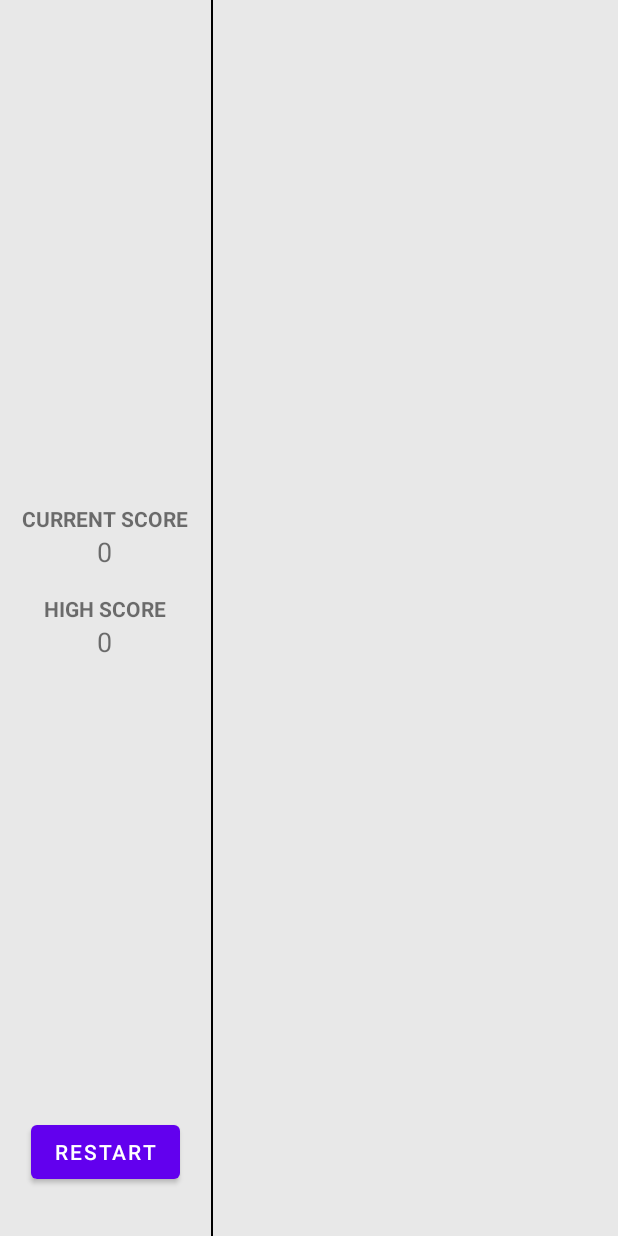
After one commit to JGMax/tetris-android-app, an Android app: the GameActivity screen opened directly, with no data from a screen before it, on a phone screen of 412 x 824 dp. The commit adds this screen. Run offline under Robolectric (Android 15) with nearby library versions, the phone set to English and light mode, and no system bars.

Commit message:
Complete Main Activity, add simple logics in GameActivity

```diff
--- a/app/build.gradle
+++ b/app/build.gradle
@@ -24,8 +24,8 @@ android {
         }
     }
     compileOptions {
-        sourceCompatibility JavaVersion.VERSION_1_8
-        targetCompatibility JavaVersion.VERSION_1_8
+        sourceCompatibility "1.8"
+        targetCompatibility "1.8"
     }
     kotlinOptions {
         jvmTarget = '1.8'
--- a/app/src/main/AndroidManifest.xml
+++ b/app/src/main/AndroidManifest.xml
@@ -9,6 +9,7 @@
         android:roundIcon="@mipmap/ic_launcher_round"
         android:supportsRtl="true"
         android:theme="@style/Theme.Tetris">
+        <activity android:name=".GameActivity"></activity>
         <activity android:name=".MainActivity">
             <intent-filter>
                 <action android:name="android.intent.action.MAIN" />
--- /dev/null
+++ b/app/src/main/java/com/gorteamapps/tetris/GameActivity.kt
@@ -0,0 +1,33 @@
+package com.gorteamapps.tetris
+
+import androidx.appcompat.app.AppCompatActivity
+import android.os.Bundle
+import android.widget.Button
+import android.widget.TextView
+import storage.AppPreferences
+
+class GameActivity : AppCompatActivity() {
+    private var tvHighScore: TextView? = null
+    private var tvCurrentScore: TextView? = null
+    private var appPreferences: AppPreferences? = null
+    override fun onCreate(savedInstanceState: Bundle?) {
+        super.onCreate(savedInstanceState)
+        setContentView(R.layout.activity_game)
+        appPreferences = AppPreferences(this)
+
+        val btnRestart = findViewById<Button>(R.id.btn_restart)
+        tvHighScore = findViewById(R.id.tv_high_score)
+        tvCurrentScore = findViewById(R.id.tv_current_score)
+
+        updateHighScore()
+        updateCurrentScore()
+    }
+
+    private fun updateHighScore() {
+        tvHighScore?.text = "${appPreferences?.getHighScore()}"
+    }
+
+    private fun updateCurrentScore() {
+        tvCurrentScore?.text = "0"
+    }
+}
--- a/app/src/main/java/com/gorteamapps/tetris/MainActivity.kt
+++ b/app/src/main/java/com/gorteamapps/tetris/MainActivity.kt
@@ -1,12 +1,47 @@
 package com.gorteamapps.tetris
 
+import android.annotation.SuppressLint
+import android.content.Intent
 import androidx.appcompat.app.AppCompatActivity
 import android.os.Bundle
+import android.view.View
+import android.widget.Button
+import android.widget.TextView
+import com.google.android.material.snackbar.Snackbar
+import storage.AppPreferences
+import kotlin.system.exitProcess
 
 class MainActivity : AppCompatActivity() {
+    private val tvHighScore : TextView? = null
+
     override fun onCreate(savedInstanceState: Bundle?) {
         super.onCreate(savedInstanceState)
         setContentView(R.layout.activity_main)
         supportActionBar?.hide();
+
+        val btnNewGame : Button = findViewById(R.id.btn_new_game)
+        val btnResetScore : Button = findViewById(R.id.btn_reset_score)
+        val btnExit : Button = findViewById(R.id.btn_exit)
+
+        btnNewGame.setOnClickListener(this::btnNewGameClick)
+        btnResetScore.setOnClickListener(this::btnResetScoreClick)
+        btnExit.setOnClickListener(this::btnExitClick)
+    }
+
+    private fun btnNewGameClick(view : View) {
+        val intent = Intent(this, GameActivity::class.java)
+        startActivity(intent)
+    }
+
+    @SuppressLint("SetTextI18n")
+    private fun btnResetScoreClick(view : View) {
+        val preferences = AppPreferences(this)
+        preferences.clearHighScore()
+        tvHighScore?.text = "HIGH SCORE ${preferences.getHighScore()}"
+        Snackbar.make(view, "Score successfully reset", Snackbar.LENGTH_SHORT).show()
+    }
+
+    private fun btnExitClick(view : View) {
+        exitProcess(0)
     }
 }
--- /dev/null
+++ b/app/src/main/java/storage/AppPreferences.kt
@@ -0,0 +1,21 @@
+package storage
+
+import android.content.Context
+import android.content.SharedPreferences
+
+class AppPreferences(ctx: Context) {
+    private val data: SharedPreferences =
+        ctx.getSharedPreferences("TETRIS_APP_PREFERENCES", Context.MODE_PRIVATE)
+
+    fun saveHighScore(highScore: Int) {
+        data.edit().putInt("HIGH_SCORE", highScore).apply()
+    }
+
+    fun getHighScore() : Int {
+        return data.getInt("HIGH_SCORE", 0)
+    }
+
+    fun clearHighScore() {
+        data.edit().putInt("HIGH_SCORE", 0).apply()
+    }
+}
--- /dev/null
+++ b/app/src/main/res/layout/activity_game.xml
@@ -0,0 +1,72 @@
+<?xml version="1.0" encoding="utf-8"?>
+<androidx.constraintlayout.widget.ConstraintLayout xmlns:android="http://schemas.android.com/apk/res/android"
+    xmlns:app="http://schemas.android.com/apk/res-auto"
+    xmlns:tools="http://schemas.android.com/tools"
+    android:layout_width="match_parent"
+    android:layout_height="match_parent"
+    tools:context=".GameActivity">
+
+    <LinearLayout
+        android:layout_width="match_parent"
+        android:layout_height="match_parent"
+        android:orientation="horizontal"
+        android:weightSum="10"
+        android:background="#e8e8e8">
+        <LinearLayout
+            android:layout_width="wrap_content"
+            android:layout_height="match_parent"
+            android:orientation="vertical"
+            android:gravity="center"
+            android:paddingTop="32dp"
+            android:paddingBottom="32dp"
+            android:layout_weight="1">
+            <LinearLayout
+                android:layout_width="wrap_content"
+                android:layout_height="0dp"
+                android:layout_weight="1"
+                android:orientation="vertical"
+                android:gravity="center">
+                <TextView
+                    android:layout_width="wrap_content"
+                    android:layout_height="wrap_content"
+                    android:text="@string/current_score"
+                    android:textAllCaps="true"
+                    android:textStyle="bold"
+                    android:textSize="14sp"/>
+                <TextView
+                    android:id="@+id/tv_current_score"
+                    android:layout_width="wrap_content"
+                    android:layout_height="wrap_content"
+                    android:textSize="18sp"/>
+                <TextView
+                    android:layout_width="wrap_content"
+                    android:layout_height="wrap_content"
+                    android:layout_marginTop="@dimen/layout_margin"
+                    android:text="@string/high_score"
+                    android:textAllCaps="true"
+                    android:textStyle="bold"
+                    android:textSize="14sp"/>
+                <TextView
+                    android:id="@+id/tv_high_score"
+                    android:layout_width="wrap_content"
+                    android:layout_height="wrap_content"
+                    android:textSize="18sp"/>
+            </LinearLayout>
+            <Button
+                android:id="@+id/btn_restart"
+                android:layout_width="wrap_content"
+                android:layout_height="wrap_content"
+                android:text="@string/btn_restart" />
+        </LinearLayout>
+        <View
+            android:layout_width="1dp"
+            android:layout_height="match_parent"
+            android:background="#000"/>
+        <LinearLayout
+            android:layout_width="0dp"
+            android:layout_height="match_parent"
+            android:layout_weight="9">
+        </LinearLayout>
+    </LinearLayout>
+
+</androidx.constraintlayout.widget.ConstraintLayout>
--- a/app/src/main/res/layout/activity_main.xml
+++ b/app/src/main/res/layout/activity_main.xml
@@ -25,7 +25,7 @@
             android:id="@+id/tv_high_score"
             android:layout_width="wrap_content"
             android:layout_height="wrap_content"
-            android:text="@string/high_score"
+            android:text="@string/high_score_default"
             android:textSize="20sp"/>
         <LinearLayout
             android:layout_width="wrap_content"
--- a/app/src/main/res/values/strings.xml
+++ b/app/src/main/res/values/strings.xml
@@ -1,7 +1,10 @@
 <resources>
     <string name="app_name">TETRIS</string>
-    <string name="high_score">HIGH SCORE: 0</string>
+    <string name="high_score_default">HIGH SCORE: 0</string>
     <string name="new_game">New game</string>
     <string name="reset_score">Reset score</string>
     <string name="exit">Exit</string>
+    <string name="high_score">High score</string>
+    <string name="current_score">Current score</string>
+    <string name="btn_restart">Restart</string>
 </resources>
```
